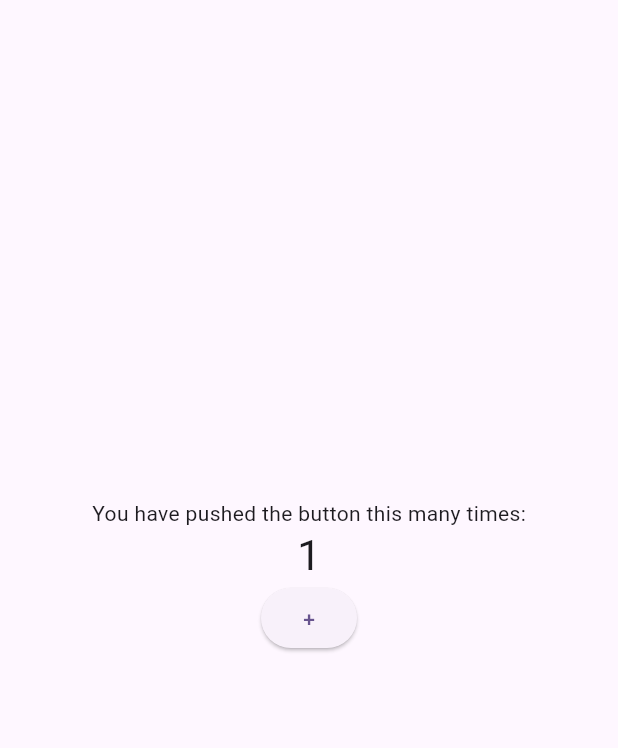
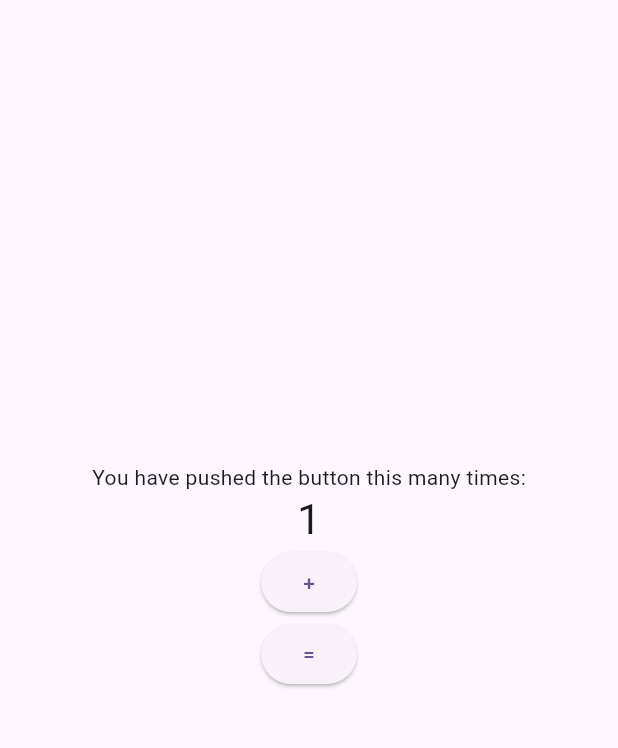
Before and after one commit to MUZH1K/my_flutter_app, a Flutter app: the screen it shows after launch, after a tap on an icon or button, on a phone screen of 412 x 824 dp, the part 84-832 px from its top. Run offline on Flutter 3.47's test engine with Material 3 defaults, Android fonts, the phone set to English and light mode, and no system bars; our stand-ins replace flutter_bloc, hive, hive_flutter; accounts and stored records are empty.

Commit message:
Подключение базы данных

```diff
--- a/lib/application/bloc.dart
+++ b/lib/application/bloc.dart
@@ -1,17 +1,23 @@
 import 'package:flutter_bloc/flutter_bloc.dart';
-import 'package:hive/hive.dart';
+
 import 'package:untitled1/data/counter.dart';
-import 'package:untitled1/data/provider.dart';
+import 'package:untitled1/services/dataBase/hive.dart';
 
 class CounterBloc extends Bloc<CounterEvent, int> {
   final CounterRepository counterRepository;
 
   CounterBloc(this.counterRepository) : super(counterRepository.getCounter) {
     on<IncrementCounter>(_onIncrement);
+    on<UpdateCounter>(_onUpdate);
   }
 
   void _onIncrement(event, emit) {
-    counterRepository.setCounter = 1;
+    counterRepository.incrementValue(state + 1);
+    emit(counterRepository.getCounter);
+  }
+
+  void _onUpdate(event, emit) async {
+    await counterRepository.updateValue(Operation.keyBox.name);
     emit(counterRepository.getCounter);
   }
 }
@@ -19,3 +25,5 @@ class CounterBloc extends Bloc<CounterEvent, int> {
 abstract class CounterEvent {}
 
 class IncrementCounter extends CounterEvent {}
+
+class UpdateCounter extends CounterEvent {}
--- a/lib/data/counter.dart
+++ b/lib/data/counter.dart
@@ -1,19 +1,28 @@
-import 'package:hive/hive.dart';
 import 'package:untitled1/data/provider.dart';
-import 'package:path_provider/path_provider.dart' as path_provider;
+import 'package:untitled1/services/dataBase/hive.dart';
 
 class CounterRepository {
-  CounterRepository(){name.initHive();}
-  Provider name = Provider();
+  CounterRepository() {
+    provider.initializeDb();
+  }
 
-
+  Provider provider = Provider();
 
   int _counter = 0;
 
-  int get getCounter => _counter;
+  dynamic get getCounter => _counter;
 
   set setCounter(int value) {
-    _counter = _counter + value;
-    name.putCounter();
+    _counter = value;
+  }
+
+  void incrementValue(value) {
+    provider.saveDb(Operation.keyBox.name, value);
+    setCounter = value;
+  }
+
+  updateValue(key) async {
+    var qwerty = await provider.readDb(key);
+    setCounter = qwerty;
   }
 }
--- a/lib/data/provider.dart
+++ b/lib/data/provider.dart
@@ -1,16 +1,15 @@
-import 'package:hive/hive.dart';
-import 'package:path_provider/path_provider.dart' as path_provider;
-import 'package:untitled1/data/counter.dart';
+import 'package:untitled1/services/dataBase/hive.dart';
 
 class Provider {
-  initHive() async {
-    final applicationDocumentDir =
-        await path_provider.getApplicationCacheDirectory();
-    Hive.init(applicationDocumentDir.path);
-    await Hive.openBox('counterBox');
+  void initializeDb() {
+    HiveDb().initHive();
   }
 
-   void putCounter() {
-    Hive.box('counterBox').put(1, CounterRepository().getCounter);
+  void saveDb(key, value) {
+    HiveDb().saveHive(key, value);
+  }
+
+  Future<dynamic> readDb(key) async {
+    return await HiveDb().readHive(key);
   }
 }
--- a/lib/main.dart
+++ b/lib/main.dart
@@ -1,15 +1,11 @@
 import 'package:flutter/material.dart';
 import 'package:flutter_bloc/flutter_bloc.dart';
-import 'package:hive_flutter/hive_flutter.dart';
 import 'package:untitled1/application/bloc.dart';
 import 'package:untitled1/data/counter.dart';
 import 'package:untitled1/navigation/ui.dart';
-import 'package:hive/hive.dart';
 
-import 'data/provider.dart';
 
 void main() {
-
   runApp(const MyApp());
 }
 
--- a/lib/navigation/ui.dart
+++ b/lib/navigation/ui.dart
@@ -1,9 +1,7 @@
 import 'package:flutter/cupertino.dart';
 import 'package:flutter/material.dart';
 import 'package:flutter_bloc/flutter_bloc.dart';
-import 'package:hive/hive.dart';
 import 'package:untitled1/application/bloc.dart';
-import 'package:untitled1/data/counter.dart';
 
 class MyHomePage extends StatefulWidget {
   const MyHomePage({super.key, required this.title});
@@ -35,10 +33,14 @@ class _MyHomePageState extends State<MyHomePage> {
                   style: Theme.of(context).textTheme.headlineMedium,
                 ),
                 ElevatedButton(
+                  onPressed: () =>
+                      context.read<CounterBloc>().add(IncrementCounter()),
+                  child: Text('+'),
+                ),
+                ElevatedButton(
                     onPressed: () =>
-                        context.read<CounterBloc>().add(IncrementCounter()),
-
-                    child: Text('+'))
+                        context.read<CounterBloc>().add(UpdateCounter()),
+                    child: Text('='))
               ],
             ),
           );
--- /dev/null
+++ b/lib/services/dataBase/hive.dart
@@ -0,0 +1,20 @@
+import 'package:hive_flutter/adapters.dart';
+import 'package:hive/hive.dart';
+
+class HiveDb {
+  void initHive() async {
+    await Hive.initFlutter();
+  }
+
+  Future<void> saveHive(key, dynamic value) async {
+    var box = await Hive.openBox("counterBox");
+    box.put(key, value);
+  }
+
+  Future<dynamic> readHive(key) async {
+    var box = await Hive.openBox("counterBox");
+    return box.get(key);
+  }
+}
+
+enum Operation { keyBox }
```
